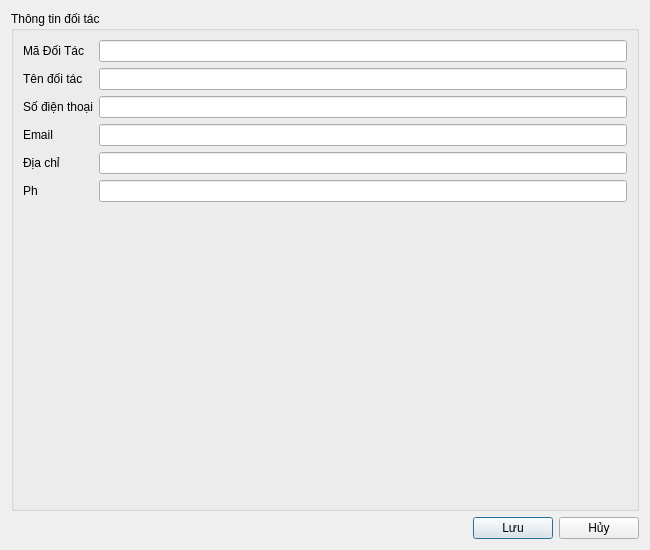
thinh-doan/sales-and-warehouse-management-system, file ui/partner_detail.ui: the form before one commit.
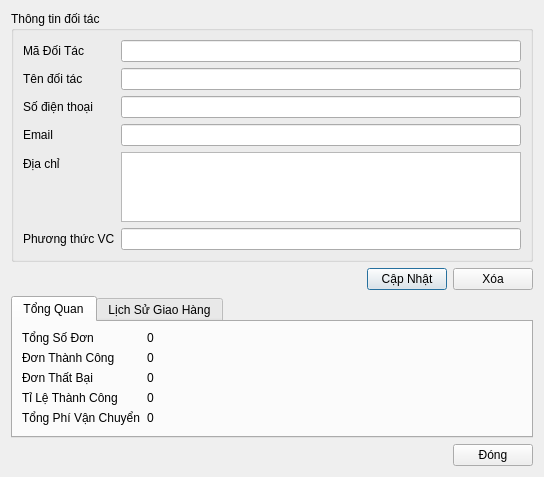
The form after the commit. The open tabs and pages were chosen to show the change.

The edit to the form file:
```diff
--- a/ui/partner_detail.ui
+++ b/ui/partner_detail.ui
@@ -6,8 +6,8 @@
    <rect>
     <x>0</x>
     <y>0</y>
-    <width>650</width>
-    <height>550</height>
+    <width>544</width>
+    <height>470</height>
    </rect>
   </property>
   <property name="windowTitle">
@@ -71,22 +71,173 @@
         </property>
        </widget>
       </item>
-      <item row="4" column="1">
-       <widget class="QLineEdit" name="lineEdit"/>
-      </item>
       <item row="5" column="0">
        <widget class="QLabel" name="lblContactPerson">
         <property name="text">
-         <string>Ph</string>
+         <string>Phương thức VC</string>
         </property>
        </widget>
       </item>
       <item row="5" column="1">
        <widget class="QLineEdit" name="txtContactPerson"/>
       </item>
+      <item row="4" column="1">
+       <widget class="QTextEdit" name="textEdit"/>
+      </item>
      </layout>
     </widget>
    </item>
+   <item>
+    <layout class="QHBoxLayout" name="horizontalLayout">
+     <item>
+      <spacer name="horizontalSpacer_2">
+       <property name="orientation">
+        <enum>Qt::Horizontal</enum>
+       </property>
+       <property name="sizeHint" stdset="0">
+        <size>
+         <width>40</width>
+         <height>20</height>
+        </size>
+       </property>
+      </spacer>
+     </item>
+     <item>
+      <widget class="QPushButton" name="pushButton">
+       <property name="text">
+        <string>Cập Nhật</string>
+       </property>
+      </widget>
+     </item>
+     <item>
+      <widget class="QPushButton" name="pushButton_2">
+       <property name="text">
+        <string>Xóa</string>
+       </property>
+      </widget>
+     </item>
+    </layout>
+   </item>
+   <item>
+    <widget class="QTabWidget" name="tabWidget">
+     <property name="currentIndex">
+      <number>1</number>
+     </property>
+     <widget class="QWidget" name="tab">
+      <attribute name="title">
+       <string>Tổng Quan</string>
+      </attribute>
+      <layout class="QFormLayout" name="formLayout_2">
+       <item row="0" column="0">
+        <widget class="QLabel" name="label">
+         <property name="text">
+          <string>Tổng Số Đơn</string>
+         </property>
+        </widget>
+       </item>
+       <item row="0" column="1">
+        <widget class="QLabel" name="label_6">
+         <property name="text">
+          <string>0</string>
+         </property>
+        </widget>
+       </item>
+       <item row="1" column="0">
+        <widget class="QLabel" name="label_2">
+         <property name="text">
+          <string>Đơn Thành Công</string>
+         </property>
+        </widget>
+       </item>
+       <item row="1" column="1">
+        <widget class="QLabel" name="label_7">
+         <property name="text">
+          <string>0</string>
+         </property>
+        </widget>
+       </item>
+       <item row="2" column="0">
+        <widget class="QLabel" name="label_3">
+         <property name="text">
+          <string>Đơn Thất Bại</string>
+         </property>
+        </widget>
+       </item>
+       <item row="2" column="1">
+        <widget class="QLabel" name="label_8">
+         <property name="text">
+          <string>0</string>
+         </property>
+        </widget>
+       </item>
+       <item row="3" column="0">
+        <widget class="QLabel" name="label_4">
+         <property name="text">
+          <string>Tỉ Lệ Thành Công</string>
+         </property>
+        </widget>
+       </item>
+       <item row="3" column="1">
+        <widget class="QLabel" name="label_9">
+         <property name="text">
+          <string>0</string>
+         </property>
+        </widget>
+       </item>
+       <item row="4" column="0">
+        <widget class="QLabel" name="label_5">
+         <property name="text">
+          <string>Tổng Phí Vận Chuyển</string>
+         </property>
+        </widget>
+       </item>
+       <item row="4" column="1">
+        <widget class="QLabel" name="label_10">
+         <property name="text">
+          <string>0</string>
+         </property>
+        </widget>
+       </item>
+      </layout>
+     </widget>
+     <widget class="QWidget" name="tab_2">
+      <attribute name="title">
+       <string>Lịch Sử Giao Hàng</string>
+      </attribute>
+      <layout class="QHBoxLayout" name="horizontalLayout_2">
+       <item>
+        <widget class="QTableWidget" name="tableWidget">
+         <column>
+          <property name="text">
+           <string>Mã Giao Hàng</string>
+          </property>
+         </column>
+         <column>
+          <property name="text">
+           <string>Mã Đơn Hàng</string>
+          </property>
+         </column>
+         <column>
+          <property name="text">
+           <string>Phí</string>
+          </property>
+         </column>
+         <column>
+          <property name="text">
+           <string>Ngày</string>
+          </property>
+         </column>
+         <column>
+          <property name="text">
+           <string>Trạng Thái</string>
+          </property>
+         </column>
+        </widget>
+       </item>
+      </layout>
+     </widget>
+    </widget>
+   </item>
    <item>
     <layout class="QHBoxLayout" name="buttonLayout">
      <item>
@@ -102,17 +253,10 @@
        </property>
       </spacer>
      </item>
-     <item>
-      <widget class="QPushButton" name="btnSave">
-       <property name="text">
-        <string>Lưu</string>
-       </property>
-      </widget>
-     </item>
      <item>
       <widget class="QPushButton" name="btnCancel">
        <property name="text">
-        <string>Hủy</string>
+        <string>Đóng</string>
        </property>
       </widget>
      </item>
```
